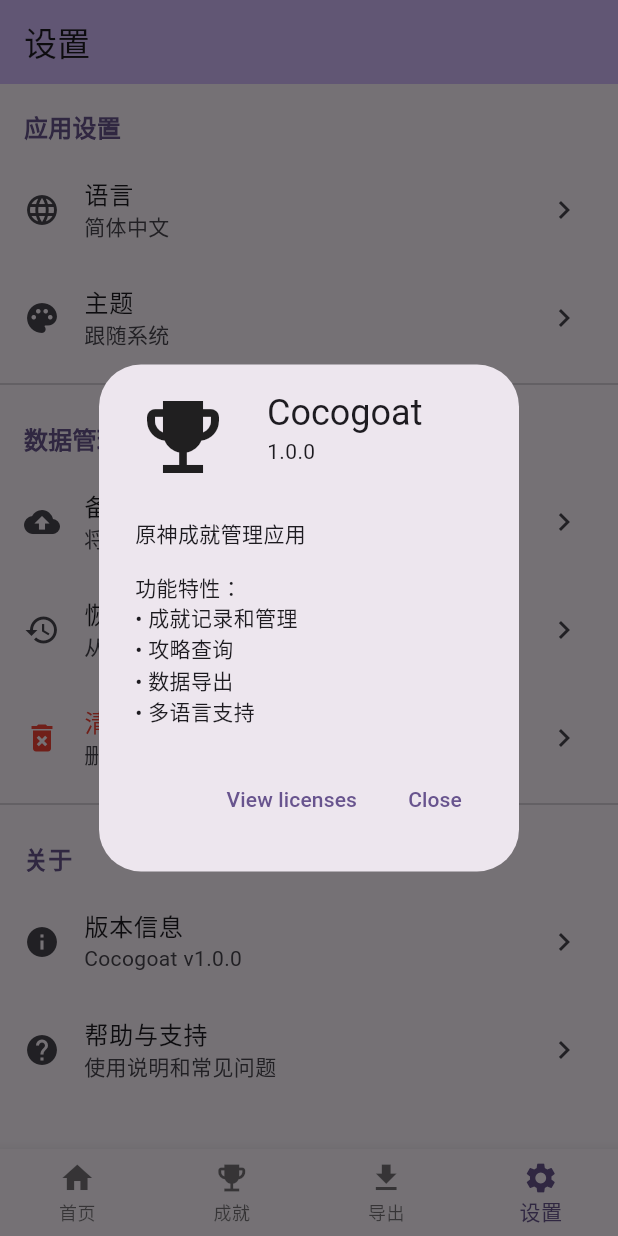
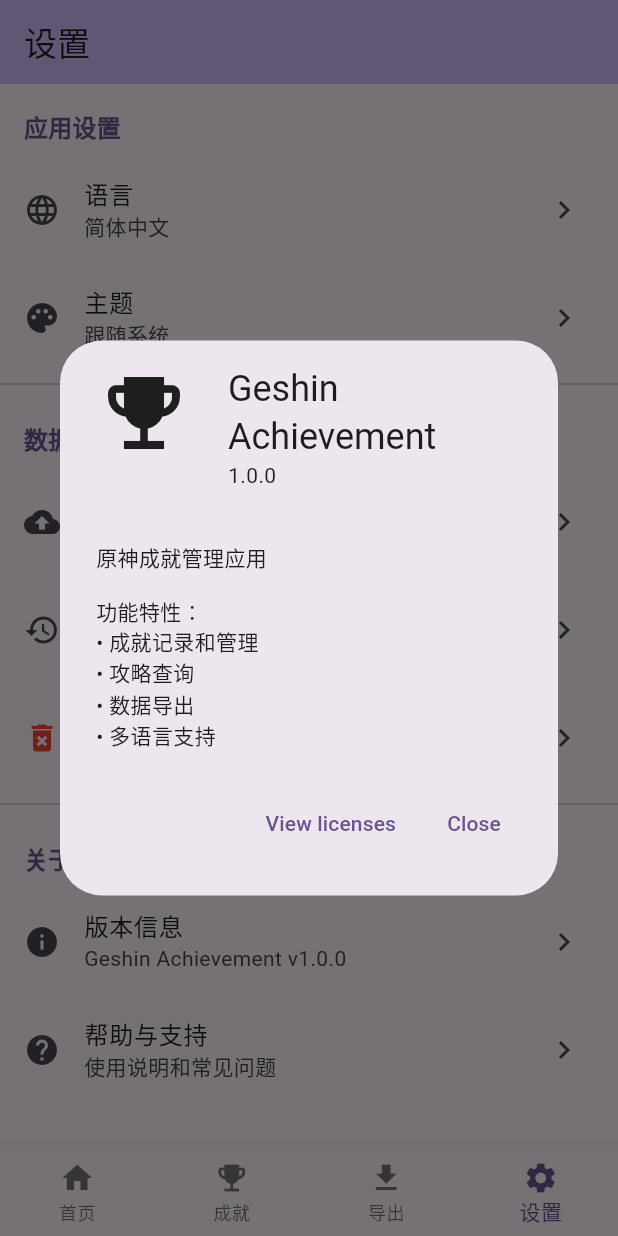
Before and after one commit to chronie-shizutoki/cocogoat_app, a Flutter app: the screen it shows after launch, item 4 of the bottom bar chosen, after a tap on "版本信息", on a phone screen of 412 x 824 dp. Run offline on Flutter 3.47's test engine with Material 3 defaults, Android fonts, the phone set to English and light mode, and no system bars; our stand-ins replace sqflite; accounts and stored records are empty.

Commit message:
refactor: rename app from cocogoat to geshin achievement
Update all references to the app name across the codebase including package names, display names, and configuration files to reflect the new name "Geshin Achievement". This includes changes to:
- Android/iOS/macOS/Linux/Windows configurations
- CI/CD workflows
- Database and export filenames
- UI text and titles
- Package identifiers and paths

```diff
--- a/lib/main.dart
+++ b/lib/main.dart
@@ -7,11 +7,11 @@
 import 'screens/settings_screen.dart';
 
 void main() {
-  runApp(const CocogoatApp());
+  runApp(const GeshinAchievementApp());
 }
 
-class CocogoatApp extends StatelessWidget {
-  const CocogoatApp({super.key});
+class GeshinAchievementApp extends StatelessWidget {
+  const GeshinAchievementApp({super.key});
 
   @override
   Widget build(BuildContext context) {
@@ -20,7 +20,7 @@
         ChangeNotifierProvider(create: (_) => AchievementProvider()),
       ],
       child: MaterialApp(
-        title: 'Cocogoat',
+        title: 'Geshin Achievement',
         theme: ThemeData(
           colorScheme: ColorScheme.fromSeed(seedColor: Colors.deepPurple),
           useMaterial3: true,
--- a/lib/screens/export_screen.dart
+++ b/lib/screens/export_screen.dart
@@ -176,7 +176,7 @@
                             ),
                         const SizedBox(height: 4),
                         const Text(
-                              '• Cocogoat\n• Snap.Genshin\n• Genshin Achievement Toy\n• Genshin Achievement Export',
+                              '• Geshin Achievement\n• Snap.Genshin\n• Genshin Achievement Toy\n• Genshin Achievement Export',
                               style: TextStyle(fontSize: 12),
                             ),
                       ],
--- a/lib/screens/home_screen.dart
+++ b/lib/screens/home_screen.dart
@@ -9,7 +9,7 @@
   Widget build(BuildContext context) {
     return Scaffold(
       appBar: AppBar(
-        title: const Text('Cocogoat'),
+        title: const Text('Geshin Achievement'),
         backgroundColor: Theme.of(context).colorScheme.inversePrimary,
       ),
       body: Consumer<AchievementProvider>(
--- a/lib/screens/settings_screen.dart
+++ b/lib/screens/settings_screen.dart
@@ -114,7 +114,7 @@
           ListTile(
             leading: const Icon(Icons.info),
             title: const Text('版本信息'),
-            subtitle: const Text('Cocogoat v1.0.0'),
+            subtitle: const Text('Geshin Achievement v1.0.0'),
             trailing: const Icon(Icons.chevron_right),
             onTap: () => _showAboutDialog(),
           ),
@@ -365,7 +365,7 @@
   void _showAboutDialog() {
     showAboutDialog(
       context: context,
-      applicationName: 'Cocogoat',
+      applicationName: 'Geshin Achievement',
       applicationVersion: '1.0.0',
       applicationIcon: const Icon(Icons.emoji_events, size: 64),
       children: [
--- a/lib/services/database_service.dart
+++ b/lib/services/database_service.dart
@@ -20,7 +20,7 @@
 
   Future<Database> _initDatabase() async {
     Directory documentsDirectory = await getApplicationDocumentsDirectory();
-    String path = join(documentsDirectory.path, 'cocogoat.db');
+    String path = join(documentsDirectory.path, 'geshin_achievement.db');
 
     return await openDatabase(
       path,
--- a/lib/services/export_service.dart
+++ b/lib/services/export_service.dart
@@ -5,7 +5,7 @@
 
 class ExportService {
   static const String _uiafVersion = 'v1.1';
-  static const String _appName = 'Cocogoat';
+  static const String _appName = 'Geshin Achievement';
   static const String _appVersion = '1.0.0';
 
   // 导出为UIAF v1.1标准格式
@@ -71,7 +71,7 @@
   }) async {
     final timestamp = DateTime.now().millisecondsSinceEpoch;
     final fileName = customFileName ??
-        'cocogoat_achievements_uiaf_$timestamp.json';
+        'geshin_achievement_achievements_uiaf_$timestamp.json';
 
     final content = await exportToUIAF(achievements, completedOnly: completedOnly);
     return await saveToFile(content, fileName);
--- a/pubspec.yaml
+++ b/pubspec.yaml
@@ -1,4 +1,4 @@
-name: cocogoat_app
+name: geshin_achievement
 description: "A new Flutter project."
 # The following line prevents the package from being accidentally published to
 # pub.dev using `flutter pub publish`. This is preferred for private packages.
```
Also changed, not shown: 17 other files.
